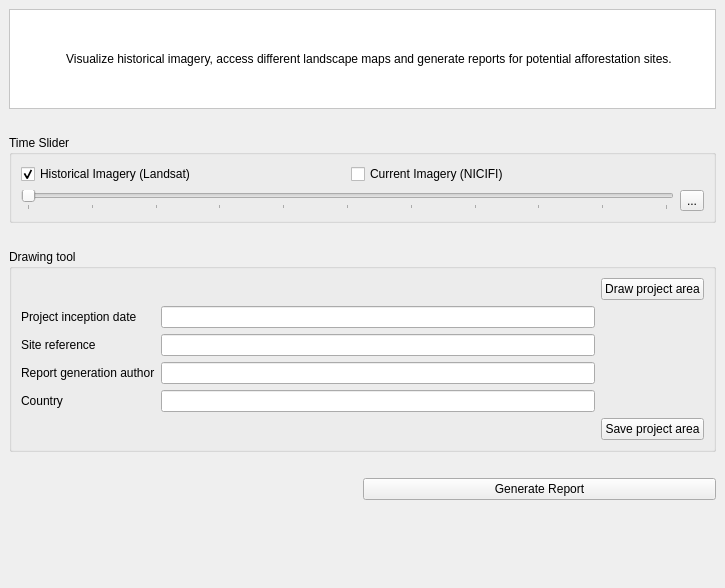
This is src/qgis_gea_plugin/ui/main_dockwidget.ui in ketankartoza/qgis-gea-plugin as Qt 5 draws it before an edit. The edited form follows.
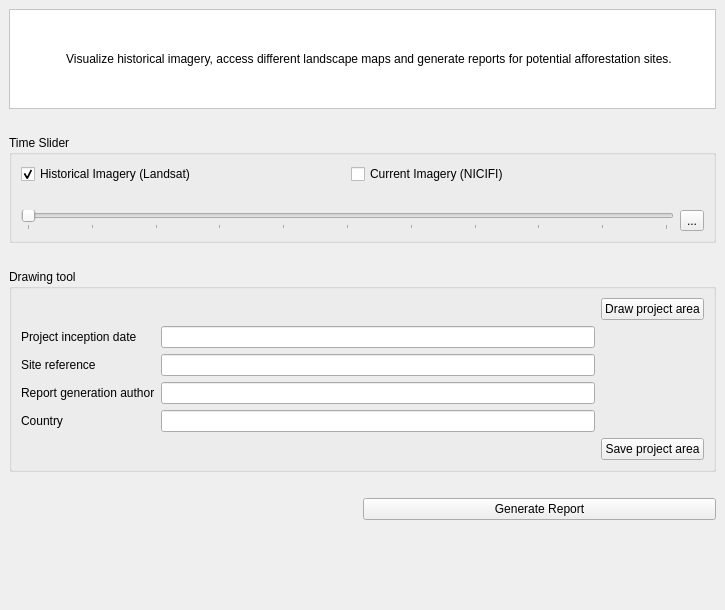
This is the edited form. Icons and pictures are not drawn.

Commit message: saving plugin ui state into settings, icon change when animation pause and play

What changed in the file:
```diff
--- a/src/qgis_gea_plugin/ui/main_dockwidget.ui
+++ b/src/qgis_gea_plugin/ui/main_dockwidget.ui
@@ -7,7 +7,7 @@
     <x>0</x>
     <y>0</y>
     <width>725</width>
-    <height>588</height>
+    <height>610</height>
    </rect>
   </property>
   <property name="windowTitle">
@@ -160,6 +160,13 @@
          </property>
         </widget>
        </item>
+       <item row="1" column="0">
+        <widget class="QLabel" name="temporal_range_la">
+         <property name="text">
+          <string/>
+         </property>
+        </widget>
+       </item>
       </layout>
      </widget>
     </item>
```
The commit also changes 4 other files.
